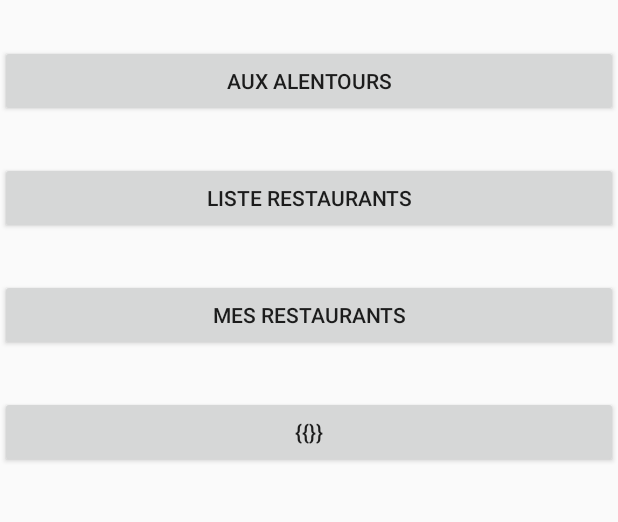
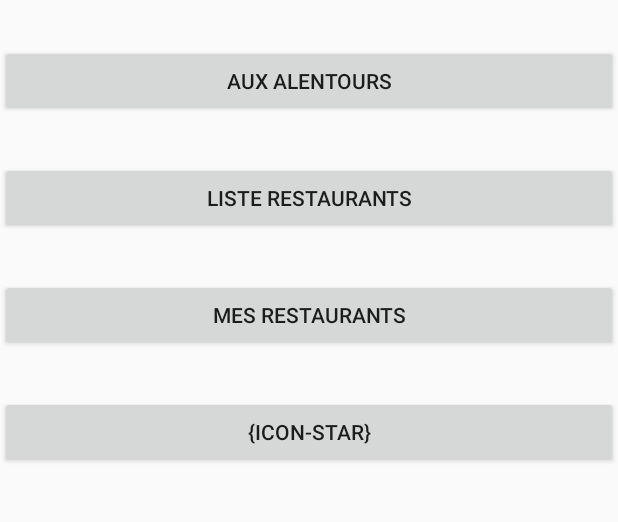
Before and after one commit to Symsystem/handiPlace, an Android app: the screen it shows after launch (MenuActivity), on a phone screen of 412 x 824 dp, the part 84-606 px from its top. Run offline under Robolectric (Android 15) with nearby library versions, the light colour scheme and no system bars; our stand-ins replace ButterKnife.

Commit message:
un peu de tout...

```diff
--- a/app/src/main/res/layout/activity_main.xml
+++ b/app/src/main/res/layout/activity_main.xml
@@ -41,7 +41,7 @@
         <Button
             android:layout_width="match_parent"
             android:layout_height="wrap_content"
-            android:text="{{}}"
+            android:text="{icon-star}"
             android:id="@+id/typeHandicapButton"
             android:layout_marginTop="30dp"/>
     </LinearLayout>
```
